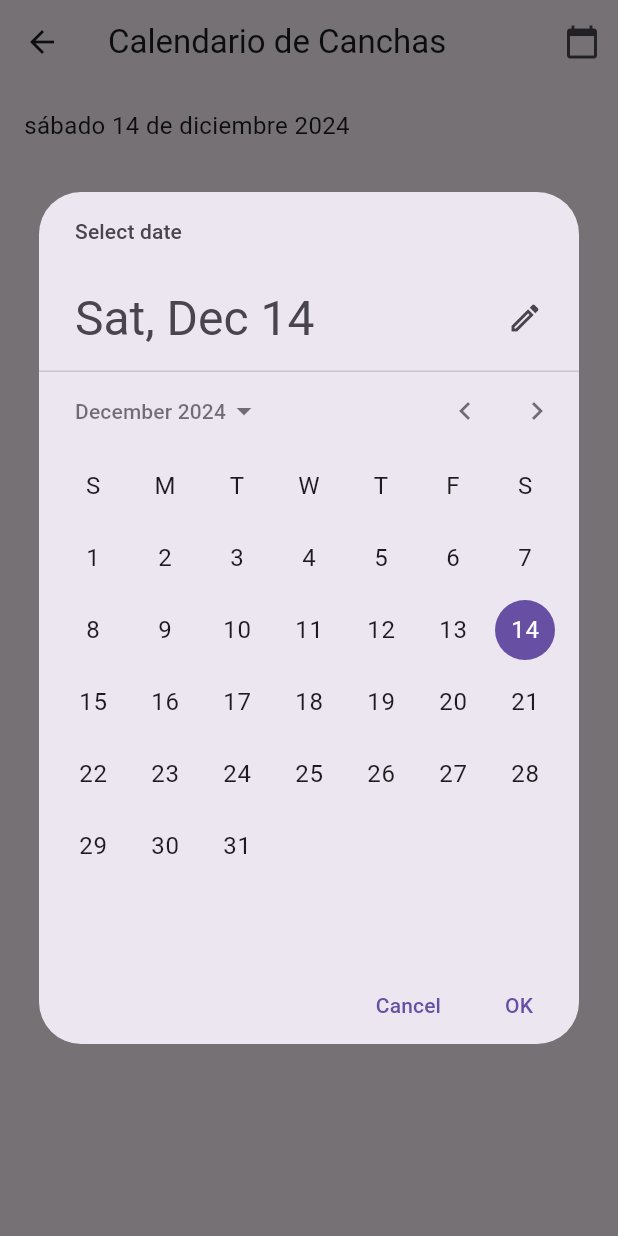
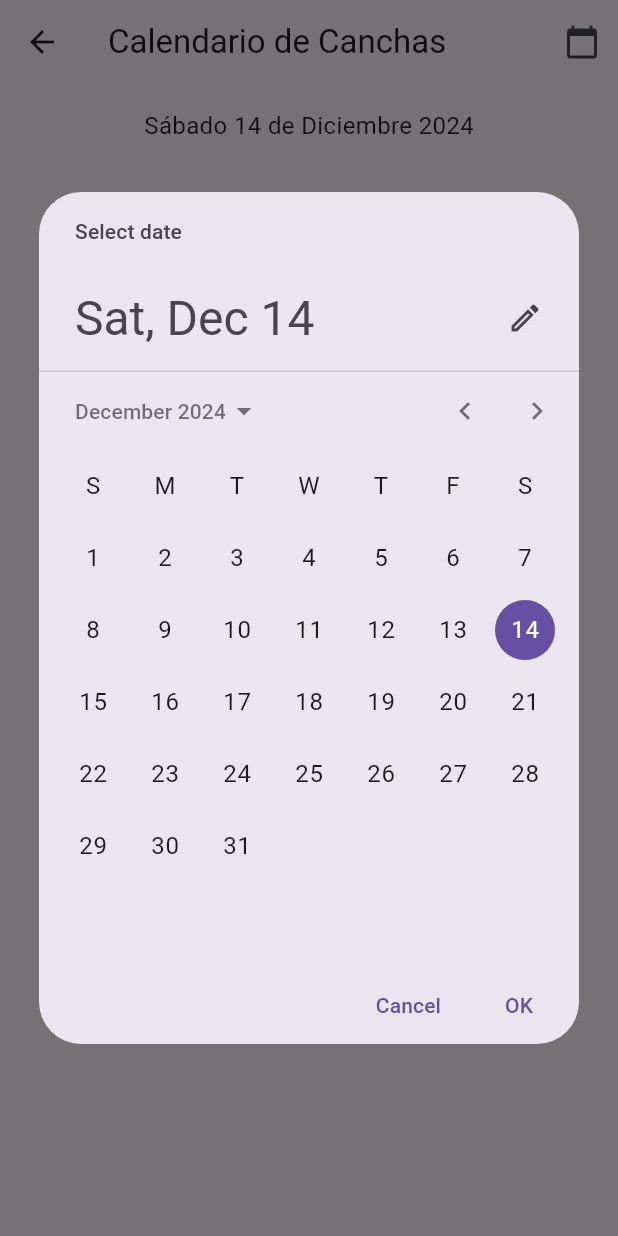
Before and after one commit to LautaroFR/CanchaLibre, a Flutter app: the CalendarScreen screen opened directly with empty values, after a tap on the "calendar today" icon, on a phone screen of 412 x 824 dp. Run offline on Flutter 3.47's test engine with Material 3 defaults, Android fonts, the phone set to English and light mode, and no system bars; our stand-ins replace cloud_firestore, firebase_auth, firebase_core, shared_preferences; missing offline and left inert: google_place; accounts and stored records are empty.

Commit message:
centrado y uppercase fecha

```diff
--- a/lib/screens/calendar_screen.dart
+++ b/lib/screens/calendar_screen.dart
@@ -110,6 +110,12 @@ class _CalendarScreenState extends State<CalendarScreen> {
   @override
   Widget build(BuildContext context) {
     String formattedDate = DateFormat('EEEE dd \'de\' MMMM yyyy', 'es_ES').format(_selectedDate);
+    formattedDate = formattedDate.split(' ').map((word) {
+      if (word != 'de') {
+        return word[0].toUpperCase() + word.substring(1);
+      }
+      return word;
+    }).join(' ');
 
     return Scaffold(
       appBar: AppBar(
@@ -128,12 +134,22 @@ class _CalendarScreenState extends State<CalendarScreen> {
         child: Column(
           crossAxisAlignment: CrossAxisAlignment.start,
           children: [
-            Text(
-              '$formattedDate',
+            Center(
+              child: Text(
+                formattedDate,
                 style: const TextStyle(fontSize: 16),
               ),
+            ),
             const SizedBox(height: 20),
-            Expanded(child: _buildScheduleTable()),
+            Expanded(
+              child: SingleChildScrollView(
+                scrollDirection: Axis.horizontal,
+                child: SingleChildScrollView(
+                  scrollDirection: Axis.vertical,
+                  child: _buildScheduleTable(),
+                ),
+              ),
+            ),
           ],
         ),
       ),
@@ -141,9 +157,7 @@ class _CalendarScreenState extends State<CalendarScreen> {
   }
 
   Widget _buildScheduleTable() {
-    return SingleChildScrollView(
-      scrollDirection: Axis.horizontal,
-      child: DataTable(
+    return DataTable(
       columns: [
         DataColumn(label: Text('Horario')), // Columna de horarios
         for (var court in _courts) DataColumn(label: Text('Cancha $court')), // Columnas para cada cancha
@@ -160,7 +174,6 @@ class _CalendarScreenState extends State<CalendarScreen> {
           ), // Celdas para cada cancha
         ]);
       }).toList(),
-      ),
     );
   }
 }
```
Lines whose indentation alone changed are shown as unchanged.
